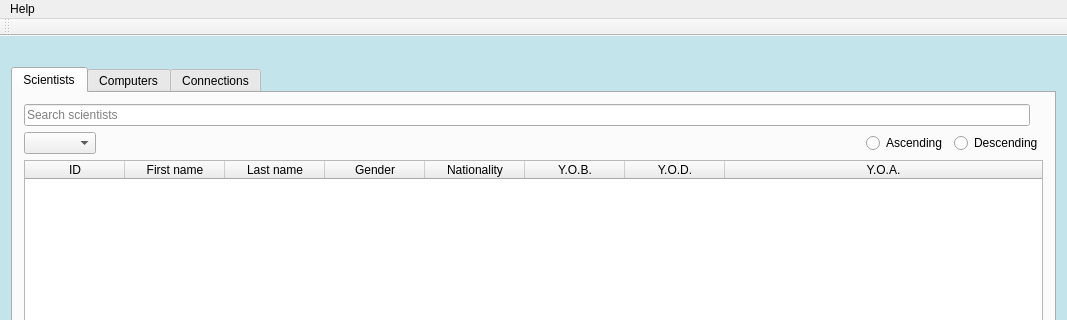
Qt form Gui-Vln-2016/mainwindow.ui (ivark16/Vln-2016) before a commit; both pictures show x 0 to 1067 and y 0 to 320 of the 1067 by 781 pixel window.
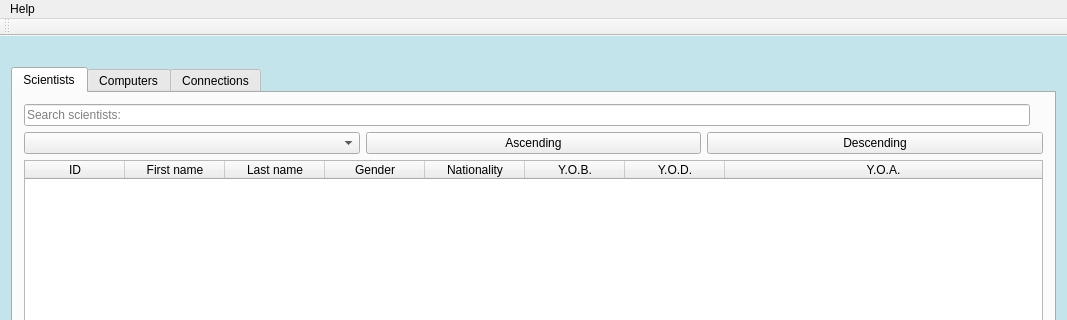
The same form after that commit. The open tabs and pages were chosen to show the change. Icons and pictures are not drawn.

Commit message: laga raidiobutton og main.ui

What changed in the file:
```diff
--- a/Gui-Vln-2016/mainwindow.ui
+++ b/Gui-Vln-2016/mainwindow.ui
@@ -74,7 +74,7 @@
           <item>
            <widget class="QLineEdit" name="lineEditScientist">
             <property name="placeholderText">
-             <string>Search scientists</string>
+             <string>Search scientists:</string>
             </property>
            </widget>
           </item>
@@ -93,27 +93,14 @@
            <widget class="QComboBox" name="comboBoxScientist"/>
           </item>
           <item>
-           <spacer name="horizontalSpacer">
-            <property name="orientation">
-             <enum>Qt::Horizontal</enum>
-            </property>
-            <property name="sizeHint" stdset="0">
-             <size>
-              <width>10</width>
-              <height>20</height>
-             </size>
-            </property>
-           </spacer>
-          </item>
-          <item>
-           <widget class="QRadioButton" name="radioButtonAscending">
+           <widget class="QPushButton" name="pushButtonAscending">
             <property name="text">
              <string>Ascending</string>
             </property>
            </widget>
           </item>
           <item>
-           <widget class="QRadioButton" name="radioButtonDescending">
+           <widget class="QPushButton" name="pushButtonDescending">
             <property name="text">
              <string>Descending</string>
             </property>
```
Left out of the diff: 10 changed lines with no effect on the pictures. The commit also changes 2 other files.
